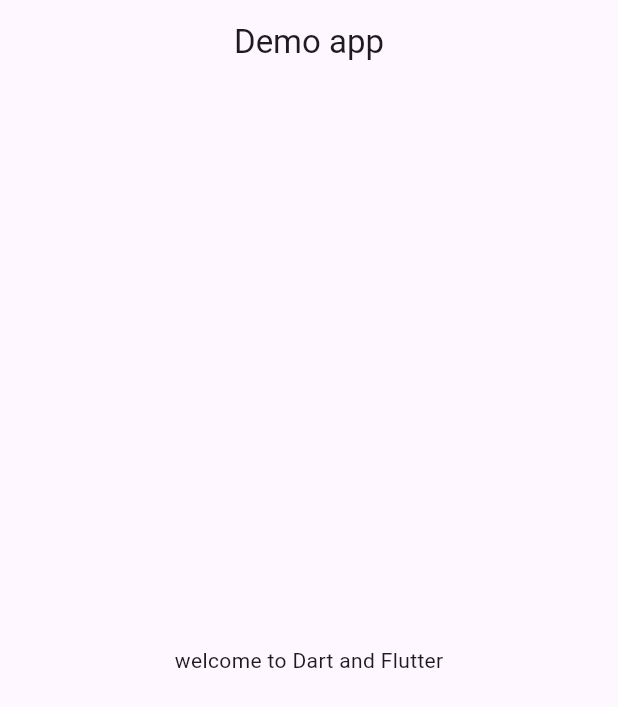
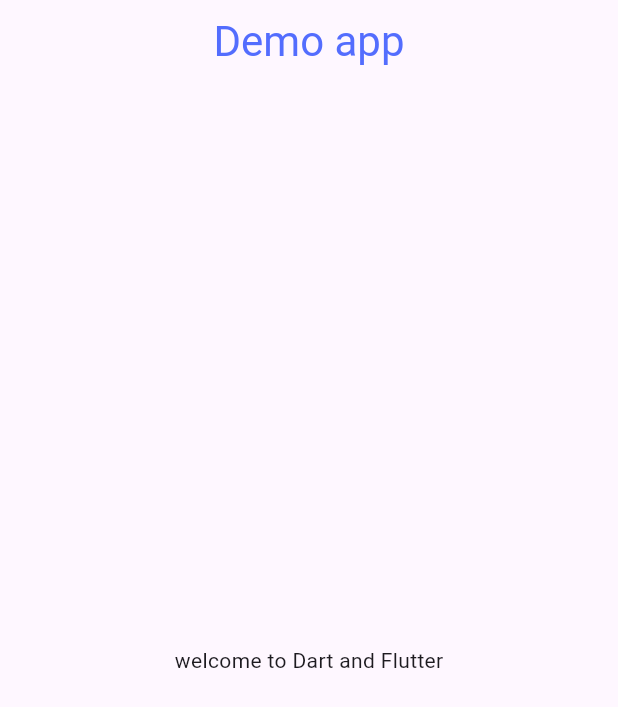
Before and after one commit to Majok-Bol/notebook, a Flutter app: the screen it shows after launch, on a phone screen of 412 x 824 dp. Shown: the top 707 px of the screen. Run offline on Flutter 3.47's test engine with Material 3 defaults, Android fonts, the phone set to English and light mode, and no system bars.

Commit message:
increased title fontsize

```diff
--- a/lib/main.dart
+++ b/lib/main.dart
@@ -7,7 +7,7 @@ class MyApp extends StatelessWidget{
   Widget build(BuildContext context){
     return MaterialApp(
       home: Scaffold(
-        appBar: AppBar(title:Text('Demo app'),centerTitle: true,),
+        appBar: AppBar(title:Text('Demo app',style: TextStyle(color: Colors.indigoAccent,fontSize: 28),),centerTitle: true,),
         body: Center(child: Text('welcome to Dart and Flutter'),
       ),
     ),
```
